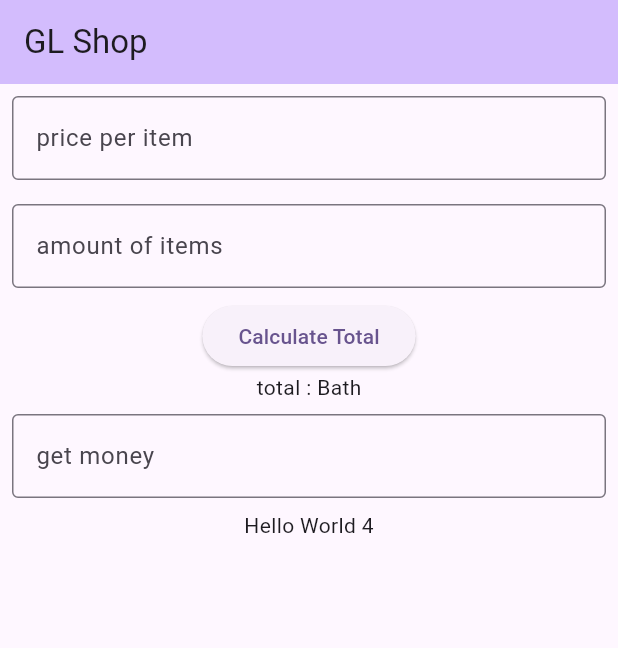
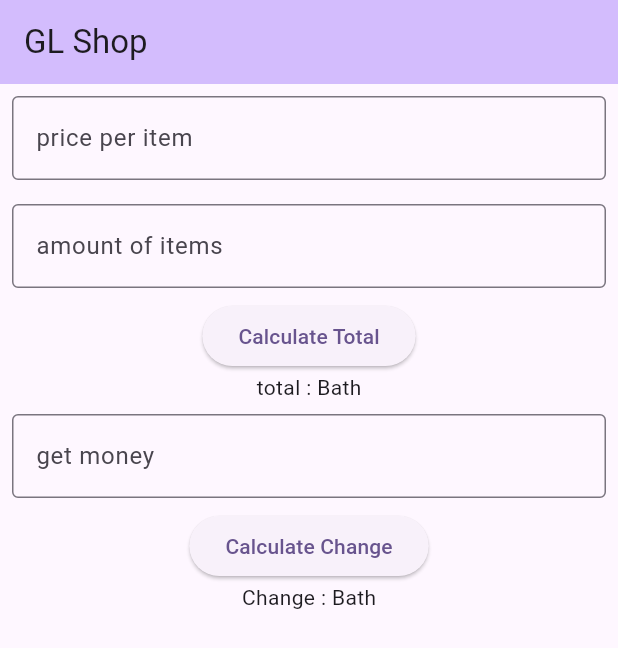
Before and after one commit to baaanaga/firstapp, a Flutter app: the screen it shows after launch, on a phone screen of 412 x 824 dp. Shown: the top 648 px of the screen. Run offline on Flutter 3.47's test engine with Material 3 defaults, Android fonts, the phone set to English and light mode, and no system bars; our stand-ins replace material_ui.

Commit message:
Add changeCalculateButton &  showChangeText

```diff
--- a/lib/main.dart
+++ b/lib/main.dart
@@ -52,7 +52,8 @@ class _MyHomePageState extends State<MyHomePage> {
             padding: const EdgeInsets.all(8.0),
             child: receiveMoneyTextField("get money"),
           ),
-          Text("Hello World 4")
+          changeCalculateButton(),
+          showChangeText(),
         ],
       )
     );
@@ -103,4 +104,12 @@ class _MyHomePageState extends State<MyHomePage> {
   Widget showTotalText() {
     return Text("total : Bath");
   }
+
+  Widget changeCalculateButton() {
+    return ElevatedButton(onPressed: () {}, child: Text("Calculate Change"));
+  }
+
+  Widget showChangeText() {
+    return Text("Change : Bath");
+  }
 }
```
